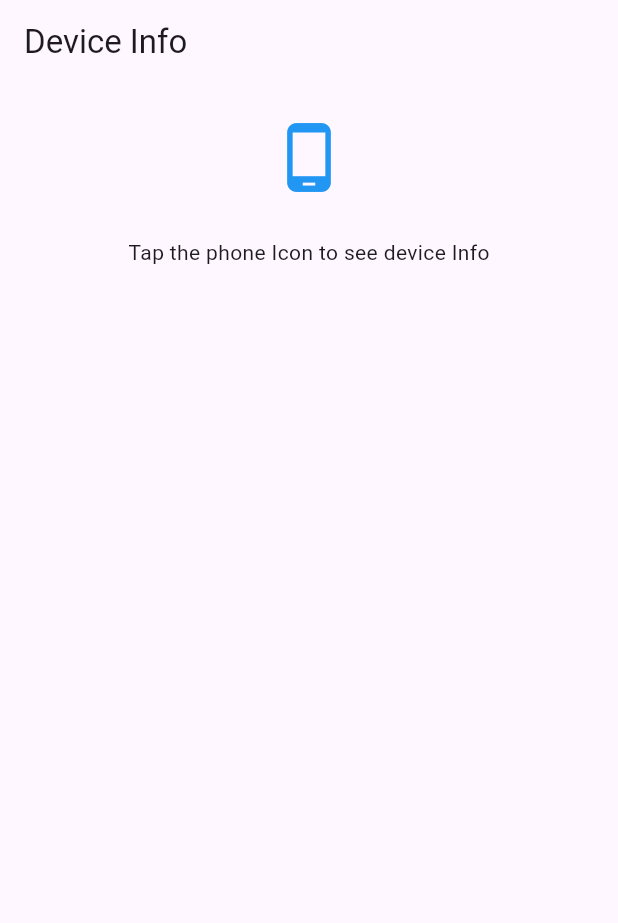
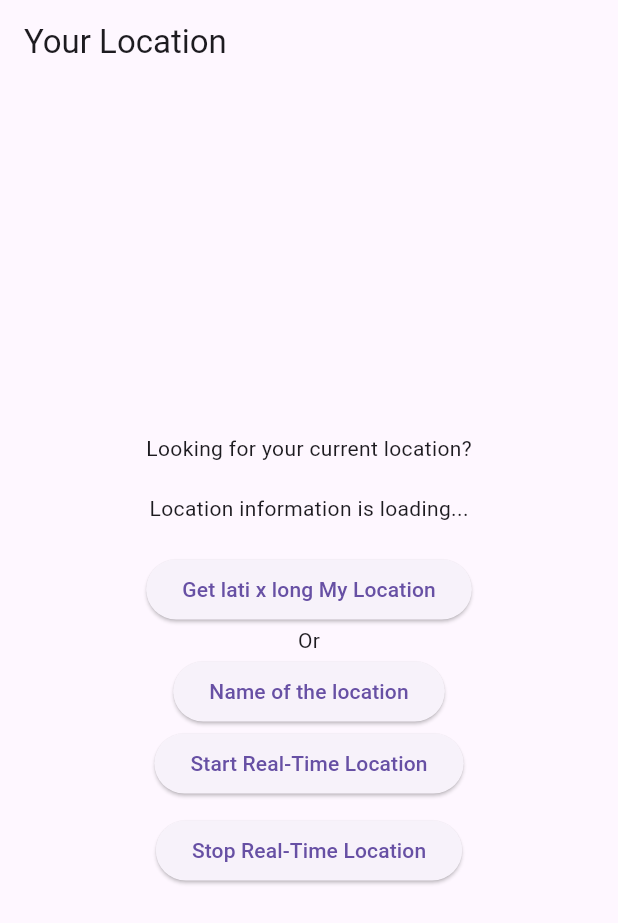
Before and after one commit to Sonykhan1121/Flutter-Full-Stack-Development, a Flutter app: the screen it shows after launch, on a phone screen of 412 x 824 dp. Shown: the top 923 px of the screen. Run offline on Flutter 3.47's test engine with Material 3 defaults, Android fonts, the phone set to English and light mode, and no system bars; our stand-ins replace azlistview, cached_network_image, camera, device_info_plus, dio, fl_chart and 8 more; missing offline and left inert: audio_session, gallery_saver_plus; project files that could hold a hidden picture were left out.

Commit message:
find current location , location name , streaming location real time

```diff
--- a/03 Practice Basic Flutter Projects/test_widget/lib/deviceIdentify/findDevice.dart
+++ b/03 Practice Basic Flutter Projects/test_widget/lib/deviceIdentify/findDevice.dart
@@ -61,7 +61,7 @@ Identifier: ${iosInfo.identifierForVendor}
             crossAxisAlignment: CrossAxisAlignment.center,
             children: [
               IconButton(
-                icon: Icon(Icons.phone_android, size: 50, color: Colors.blue),
+                icon: Icon(Icons.device_unknown, size: 150, color: Colors.blue),
                 onPressed: _getDeviceInfo,
               ),
               SizedBox(height: 20),
--- /dev/null
+++ b/03 Practice Basic Flutter Projects/test_widget/lib/location_features/find_location.dart
@@ -0,0 +1,164 @@
+ import 'dart:async';
+
+import 'package:flutter/material.dart';
+import 'package:geocoding/geocoding.dart';
+import 'package:geolocator/geolocator.dart';
+
+class FindLocation extends StatefulWidget {
+   const FindLocation({super.key});
+
+   @override
+   State<FindLocation> createState() => _FindLocationState();
+ }
+
+ class _FindLocationState extends State<FindLocation> {
+   String currentLocation = 'Location information is loading...';
+   StreamSubscription<Position>? _positionStream;
+
+   Future<Position> _determinePosition() async {
+     bool serviceEnabled;
+     LocationPermission permission;
+
+     // Test if location services are enabled.
+     serviceEnabled = await Geolocator.isLocationServiceEnabled();
+     if (!serviceEnabled) {
+       await Geolocator.openAppSettings();
+       await Geolocator.openLocationSettings();
+
+       // Location services are not enabled don't continue
+       // accessing the position and request users of the
+       // App to enable the location services.
+       return Future.error('Location services are disabled.');
+     }
+
+     permission = await Geolocator.checkPermission();
+     if (permission == LocationPermission.denied) {
+       permission = await Geolocator.requestPermission();
+       if (permission == LocationPermission.denied) {
+         // Permissions are denied, next time you could try
+         // requesting permissions again (this is also where
+         // Android's shouldShowRequestPermissionRationale
+         // returned true. According to Android guidelines
+         // your App should show an explanatory UI now.
+         return Future.error('Location permissions are denied');
+       }
+     }
+     print('Come here2');
+     if (permission == LocationPermission.deniedForever) {
+
+       // Permissions are denied forever, handle appropriately.
+       return Future.error(
+           'Location permissions are permanently denied, we cannot request permissions.');
+     }
+
+     // When we reach here, permissions are granted and we can
+     // continue accessing the position of the device.
+     print('Come here3');
+     return await Geolocator.getCurrentPosition();
+   }
+   Future<void> _determineLocationName() async {
+     final  position = await _determinePosition();
+     List<Placemark> placemarks = await placemarkFromCoordinates(
+       position.latitude,
+       position.longitude,
+     );
+
+     Placemark place = placemarks[0];
+
+     setState(() {
+       currentLocation =
+       '${(place.name!.isEmpty? 'name not available':place.name)}, ${place.street}, ${place.locality}, ${place.administrativeArea}, ${place.country}';
+       print('loc test: $currentLocation');
+     });
+   }
+
+   //here add function for real time lati and longi
+   void startRealTimeLocation()
+   {
+     LocationSettings locationSettings = LocationSettings(
+       accuracy: LocationAccuracy.bestForNavigation,
+       distanceFilter: 0,
+
+     );
+
+     _positionStream = Geolocator.getPositionStream(locationSettings: locationSettings)
+     .listen((Position? position){
+
+       if(position!=null)
+         {
+           setState(() {
+             currentLocation = "${position.latitude} ,${position.longitude}";
+
+           });
+           print('Real time update : $currentLocation');
+         }
+
+     });
+   }
+   void stopRealTimeLocation()
+   {
+     _positionStream?.cancel();
+     _positionStream = null;
+     print('Real time location stopped');
+   }
+
+
+   @override
+   Widget build(BuildContext context) {
+
+     return Scaffold(
+       appBar: AppBar(
+         title: Text('Your Location'),
+       ),
+       body: Padding(
+         padding: const EdgeInsets.symmetric(horizontal: 30),
+
+         child: Center(
+
+           child: Column(
+             mainAxisAlignment: MainAxisAlignment.center,
+             crossAxisAlignment: CrossAxisAlignment.center,
+             children: [
+               Text('Looking for your current location?'),
+               SizedBox(height: 20,),
+               Text(currentLocation),
+               SizedBox(height: 20,),
+               ElevatedButton(
+                 onPressed:() async {
+                   final  now = await _determinePosition();
+
+                   setState(() {
+
+                     currentLocation = "${now.longitude} ${now.latitude}";
+                     print('loc test : $currentLocation');
+                   });
+
+                 },
+                 child: Text('Get lati x long My Location'),
+               ),
+               Text('Or'),
+               ElevatedButton(
+                 onPressed: (){
+                   _determineLocationName();
+
+                 },
+                 child: Text('Name of the location'),
+               ),
+
+
+               ElevatedButton(
+                 onPressed: startRealTimeLocation,
+                 child: Text('Start Real-Time Location'),
+               ),
+               SizedBox(height: 10),
+               ElevatedButton(
+                 onPressed: stopRealTimeLocation,
+                 child: Text('Stop Real-Time Location'),
+               ),
+             ],
+           ),
+         ),
+       ),
+     );
+   }
+ }
--- a/03 Practice Basic Flutter Projects/test_widget/lib/main.dart
+++ b/03 Practice Basic Flutter Projects/test_widget/lib/main.dart
@@ -9,6 +9,7 @@ import 'package:test_widget/routes_features/onGenerateroute/routes/app_router_ve
 
 import 'gesturedetector_features/gesture.dart';
 import 'gesturedetector_features/scale.dart';
+import 'location_features/find_location.dart';
 
 void main() {
   runApp(const MyApp());
@@ -42,7 +43,7 @@ class MyApp extends StatelessWidget {
             // onGenerateRoute: AppRouterVersion1.route,
 
             // initialRoute: "/camera_handler",
-            home: Finddevice(),
+            home: FindLocation(),
           );
         },
       ),
--- a/03 Practice Basic Flutter Projects/test_widget/pubspec.yaml
+++ b/03 Practice Basic Flutter Projects/test_widget/pubspec.yaml
@@ -43,6 +43,8 @@ dependencies:
   path: ^1.9.1
   html: ^0.15.5
   device_info_plus: ^11.3.3
+  geolocator: ^13.0.4
+  geocoding: ^3.0.0
 
 
 
```
Also changed, not shown: 03 Practice Basic Flutter Projects/test_widget/pubspec.lock, 3 other files.
